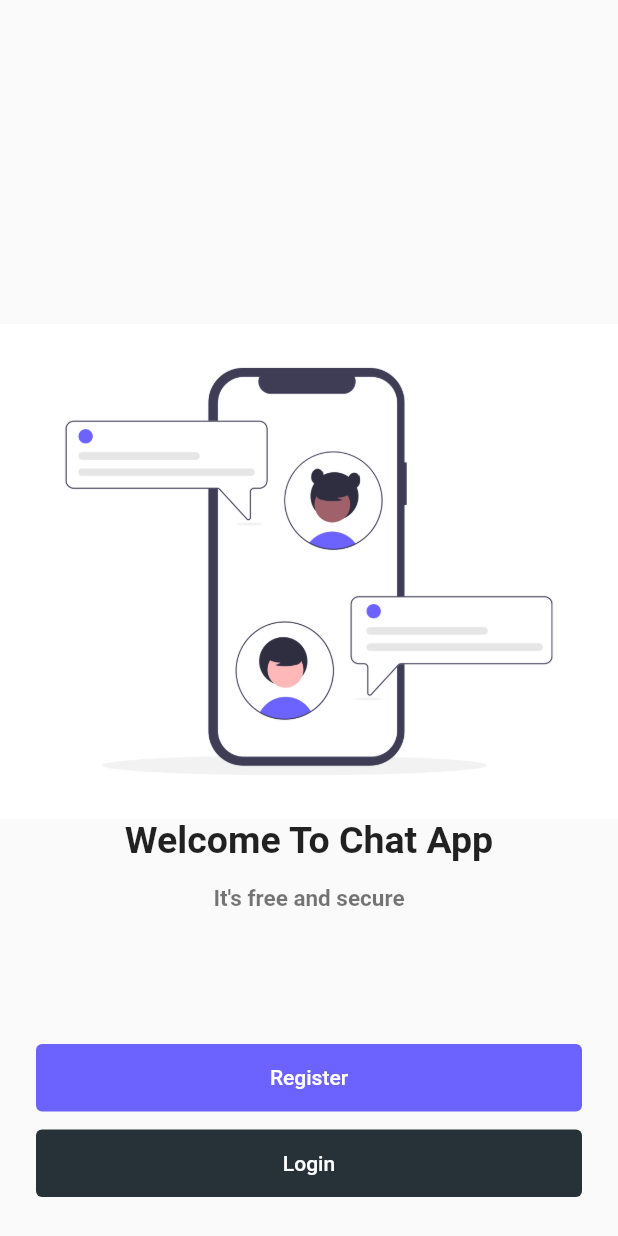
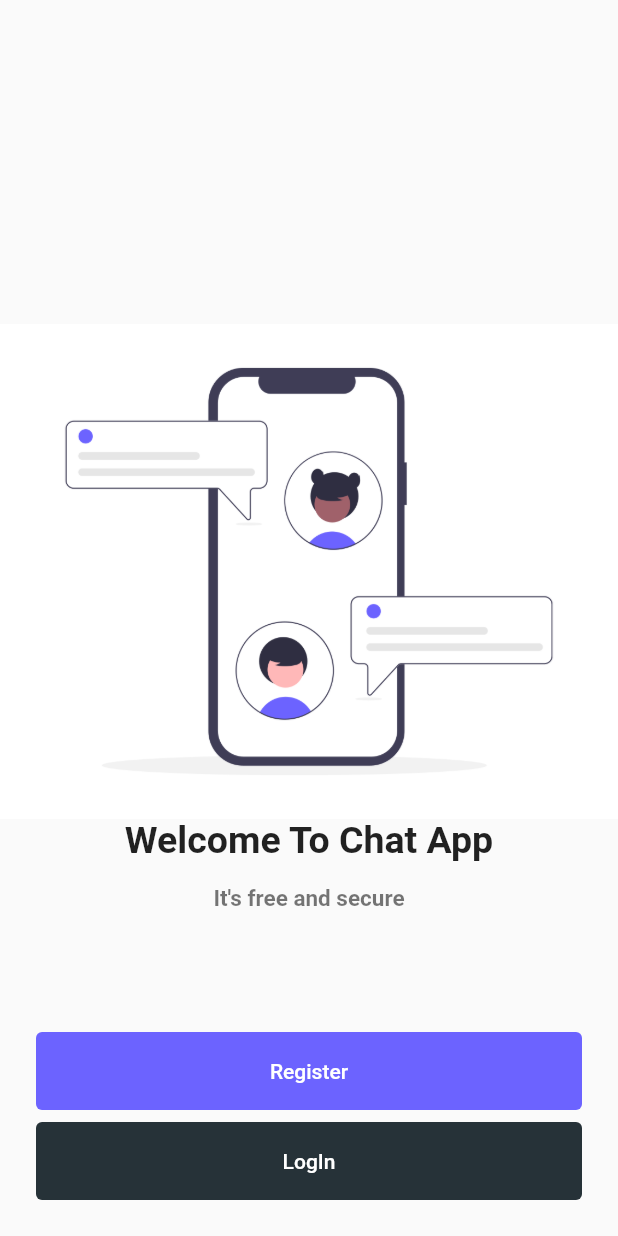
Before and after one commit to moradiyajay/chat_app, a Flutter app: the screen it shows after launch, on a phone screen of 412 x 824 dp. Run offline on Flutter 3.47's test engine with Material 2 defaults, Android fonts, the phone set to English and light mode, and no system bars.

Commit message:
extract button theme to rectangle button

```diff
--- a/lib/screens/start_screen.dart
+++ b/lib/screens/start_screen.dart
@@ -1,6 +1,7 @@
 // ignore_for_file: prefer_const_constructors
 
 import 'package:chat_app/screens/sign_in_screen.dart';
+import 'package:chat_app/widgets/rectangle_button.dart';
 import 'package:flutter/cupertino.dart';
 import 'package:flutter/material.dart';
 
@@ -39,54 +40,34 @@ class startScreen extends StatelessWidget {
               bottom: 20,
               left: 0,
               right: 0,
-              child: Column(
-                children: [
-                  Container(
-                    padding: EdgeInsets.symmetric(horizontal: 24),
-                    margin: EdgeInsets.symmetric(vertical: 6),
-                    width: double.infinity,
-                    height: 45,
-                    child: TextButton(
-                      onPressed: () => Navigator.of(context).push(
+              child: Padding(
+                padding: const EdgeInsets.symmetric(horizontal: 24),
+                child: Column(
+                  children: [
+                    RectangleButton(
+                      text: "Register",
+                      backgroundColor: Theme.of(context).primaryColor,
+                      callback: () => Navigator.of(context).push(
                         PageRouteBuilder(
                           pageBuilder: (ctx, _, __) {
                             return SignUpScreen();
                           },
                         ),
                       ),
-                      child: Text(
-                        'Register',
-                        style: TextStyle(
-                          color: Theme.of(context).colorScheme.secondary,
-                        ),
-                      ),
                     ),
-                  ),
-                  Container(
-                    padding: EdgeInsets.symmetric(horizontal: 24),
-                    margin: EdgeInsets.symmetric(vertical: 6),
-                    width: double.infinity,
-                    height: 45,
-                    child: TextButton(
-                      onPressed: () => Navigator.of(context).push(
+                    RectangleButton(
+                      text: "LogIn",
+                      backgroundColor: Colors.blueGrey.shade900,
+                      callback: () => Navigator.of(context).push(
                         PageRouteBuilder(
                           pageBuilder: (ctx, _, __) {
                             return SignInScreen();
                           },
                         ),
                       ),
-                      child: Text(
-                        'Login',
-                        style: TextStyle(
-                          color: Theme.of(context).colorScheme.secondary,
-                        ),
-                      ),
-                      style: ButtonStyle(
-                          backgroundColor: MaterialStateProperty.all(
-                              Colors.blueGrey.shade900)),
                     ),
-                  ),
-                ],
+                  ],
+                ),
               ),
             ),
           ],
--- /dev/null
+++ b/lib/widgets/rectangle_button.dart
@@ -0,0 +1,32 @@
+import 'package:flutter/material.dart';
+
+class RectangleButton extends StatelessWidget {
+  final String text;
+  final VoidCallback callback;
+  final Color backgroundColor;
+  const RectangleButton(
+      {Key? key,
+      required this.text,
+      required this.callback,
+      required this.backgroundColor})
+      : super(key: key);
+
+  @override
+  Widget build(BuildContext context) {
+    return Container(
+      padding: const EdgeInsets.symmetric(vertical: 4),
+      width: double.infinity,
+      height: 60,
+      child: TextButton(
+        onPressed: callback,
+        child: Text(
+          text,
+          style: const TextStyle(color: Colors.white),
+        ),
+        style: ButtonStyle(
+          backgroundColor: MaterialStateProperty.all(backgroundColor),
+        ),
+      ),
+    );
+  }
+}
```
